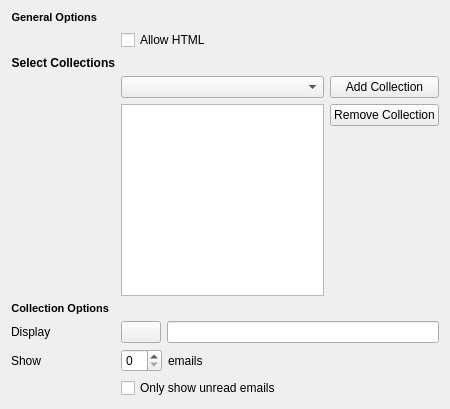
Before: the Qt Designer form lionmailConfig.ui in KDE/plasma-lionmail, drawn with Qt 5.
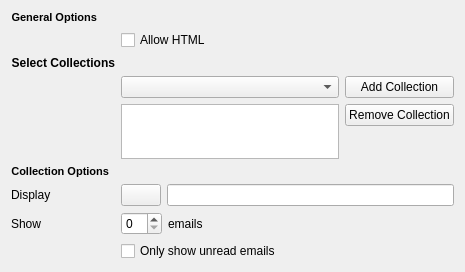
After: the same form once the commit is applied. Custom widgets are drawn as their Qt base class.

Diff of the .ui file:
```diff
--- a/lionmailConfig.ui
+++ b/lionmailConfig.ui
@@ -6,14 +6,14 @@
    <rect>
     <x>0</x>
     <y>0</y>
-    <width>450</width>
-    <height>409</height>
+    <width>465</width>
+    <height>272</height>
    </rect>
   </property>
   <property name="minimumSize">
    <size>
     <width>400</width>
-    <height>360</height>
+    <height>272</height>
    </size>
   </property>
   <layout class="QFormLayout" name="formLayout">
@@ -73,7 +73,7 @@
          <property name="sizeHint" stdset="0">
           <size>
            <width>85</width>
-           <height>258</height>
+           <height>50</height>
           </size>
          </property>
         </spacer>
@@ -92,7 +92,7 @@
        <property name="minimumSize">
         <size>
          <width>140</width>
-         <height>0</height>
+         <height>40</height>
         </size>
        </property>
       </widget>
```
Left out of the diff: 7 changed lines with no effect on the pictures.
